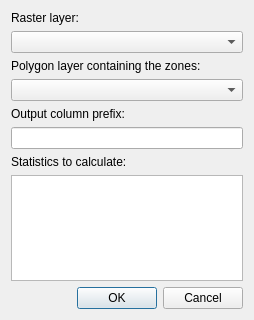
The window that src/plugins/zonal_statistics/qgszonalstatisticsdialogbase.ui (qgis/QGIS) describes before a commit, drawn with Qt 5.
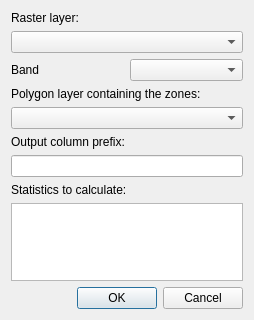
The same window after the commit.

Commit message: [FEATURE] Allow band selection for zonal stats plugin

The edit to the form file:
```diff
--- a/src/plugins/zonal_statistics/qgszonalstatisticsdialogbase.ui
+++ b/src/plugins/zonal_statistics/qgszonalstatisticsdialogbase.ui
@@ -24,6 +24,20 @@
    <item>
     <widget class="QComboBox" name="mRasterLayerComboBox"/>
    </item>
+   <item>
+    <layout class="QHBoxLayout" name="horizontalLayout">
+     <item>
+      <widget class="QLabel" name="label_2">
+       <property name="text">
+        <string>Band</string>
+       </property>
+      </widget>
+     </item>
+     <item>
+      <widget class="QComboBox" name="mBandComboBox"/>
+     </item>
+    </layout>
+   </item>
    <item>
     <widget class="QLabel" name="mVectorLayerLabel">
      <property name="text">
```
Left out of the diff: 8 changed lines with no effect on the pictures. The commit also changes 3 other files.
